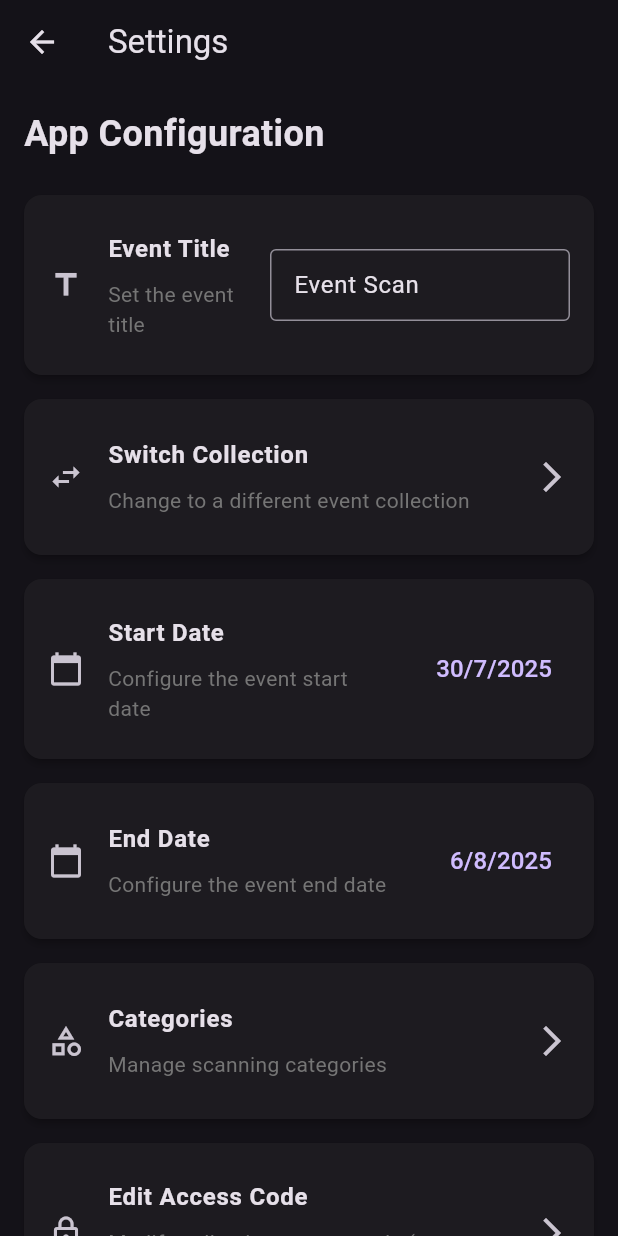
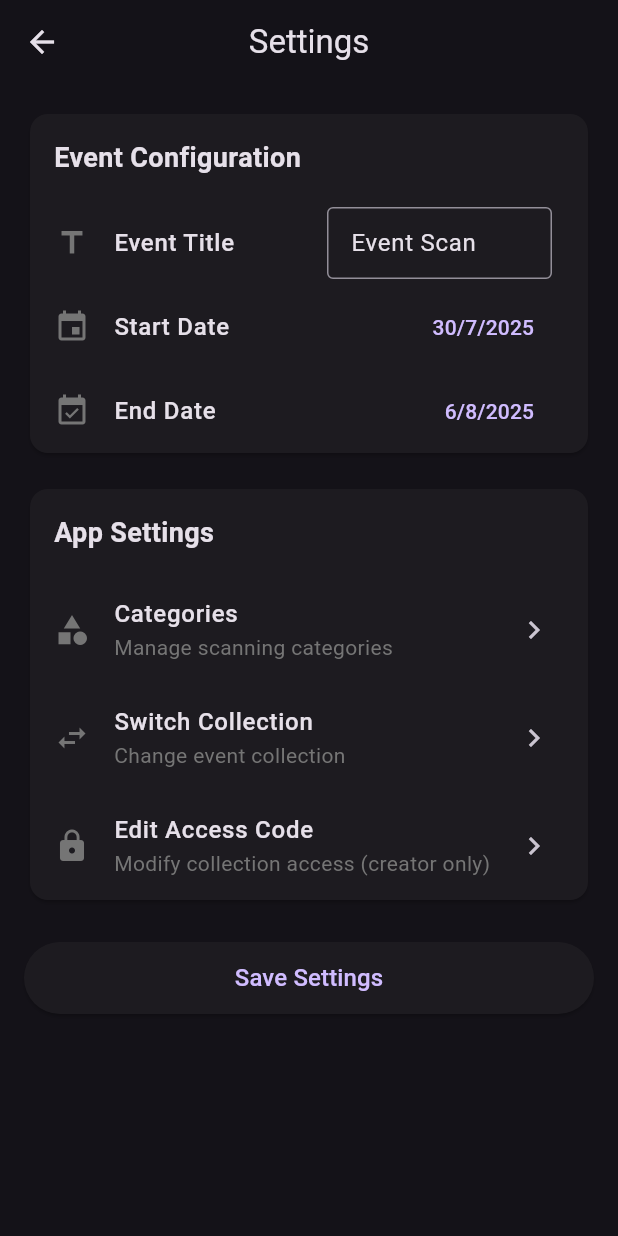
Before and after one commit to jeryjs/Event_Scan, a Flutter app: the SettingsScreen screen opened directly, on a phone screen of 412 x 824 dp. Run offline on Flutter 3.47's test engine with Material 3 defaults, Android fonts, the phone set to English and light mode, and no system bars; our stand-ins replace audioplayers, cloud_firestore, file_picker, firebase_core, flutter_colorpicker, flutter_slidable and 2 more; missing offline and left inert: excel, flutter_iconpicker, mobile_scanner; accounts and stored records are empty.

Commit message:
refactor: improve settings UI with consistent card layout and enhanced tile component

```diff
--- a/lib/screens/settings/settings_screen.dart
+++ b/lib/screens/settings/settings_screen.dart
@@ -122,39 +122,19 @@ class _SettingsScreenState extends State<SettingsScreen> {
     }
   }
 
-  Widget _buildSettingCard({
+  Widget _buildSettingTile({
     required String title,
-    required String subtitle,
+    String? subtitle,
     required Widget trailing,
     VoidCallback? onTap,
-    Widget? leading,
+    IconData? icon,
   }) {
-    return Card(
-      elevation: 2,
-      margin: const EdgeInsets.symmetric(vertical: 8, horizontal: 16),
-      child: ListTile(
-        contentPadding: const EdgeInsets.all(16),
-        leading: leading,
-        title: Text(
-          title,
-          style: const TextStyle(
-            fontWeight: FontWeight.bold,
-            fontSize: 16,
-          ),
-        ),
-        subtitle: Padding(
-          padding: const EdgeInsets.only(top: 8),
-          child: Text(
-            subtitle,
-            style: TextStyle(
-              color: Colors.grey[600],
-              fontSize: 14,
-            ),
-          ),
-        ),
+    return ListTile(
+      leading: icon != null ? Icon(icon, color: Colors.grey[600]) : null,
+      title: Text(title, style: const TextStyle(fontWeight: FontWeight.w500)),
+      subtitle: subtitle != null ? Text(subtitle, style: TextStyle(color: Colors.grey[600])) : null,
       trailing: trailing,
       onTap: onTap,
-      ),
     );
   }
 
@@ -163,32 +143,27 @@ class _SettingsScreenState extends State<SettingsScreen> {
     return Scaffold(
       appBar: AppBar(
         title: const Text('Settings'),
-        elevation: 0,
+        centerTitle: true,
       ),
       body: _isLoading
           ? const Center(child: CircularProgressIndicator())
-          : CustomScrollView(
-              slivers: [
-                const SliverToBoxAdapter(
-                  child: Padding(
+          : ListView(
+              padding: const EdgeInsets.all(16),
+              children: [
+                // Event Configuration
+                Card(
+                  child: Column(
+                    crossAxisAlignment: CrossAxisAlignment.start,
+                    children: [
+                      const Padding(
                         padding: EdgeInsets.all(16),
-                    child: Text(
-                      'App Configuration',
-                      style: TextStyle(
-                        fontSize: 24,
-                        fontWeight: FontWeight.bold,
+                        child: Text('Event Configuration', style: TextStyle(fontSize: 18, fontWeight: FontWeight.bold)),
                       ),
-                    ),
-                  ),
-                ),
-                SliverList(
-                  delegate: SliverChildListDelegate([
-                    _buildSettingCard(
+                      _buildSettingTile(
                         title: 'Event Title',
-                      subtitle: 'Set the event title',
-                      leading: const Icon(Icons.title),
+                        icon: Icons.title,
                         trailing: SizedBox(
-                        width: 200,
+                          width: 150,
                           child: TextField(
                             controller: _eventTitleController,
                             decoration: const InputDecoration(
@@ -198,93 +173,80 @@ class _SettingsScreenState extends State<SettingsScreen> {
                           ),
                         ),
                       ),
-                    _buildSettingCard(
+                      _buildSettingTile(
+                        title: 'Start Date',
+                        icon: Icons.event,
+                        trailing: TextButton(
+                          onPressed: () => _selectStartDate(context),
+                          child: Text(_startDate != null ? '${_startDate!.day}/${_startDate!.month}/${_startDate!.year}' : 'Select'),
+                        ),
+                      ),
+                      _buildSettingTile(
+                        title: 'End Date',
+                        icon: Icons.event_available,
+                        trailing: TextButton(
+                          onPressed: () => _selectEndDate(context),
+                          child: Text(_endDate != null ? '${_endDate!.day}/${_endDate!.month}/${_endDate!.year}' : 'Select'),
+                        ),
+                      ),
+                    ],
+                  ),
+                ),
+
+                const SizedBox(height: 16),
+
+                // App Settings
+                Card(
+                  child: Column(
+                    crossAxisAlignment: CrossAxisAlignment.start,
+                    children: [
+                      const Padding(
+                        padding: EdgeInsets.all(16),
+                        child: Text('App Settings', style: TextStyle(fontSize: 18, fontWeight: FontWeight.bold)),
+                      ),
+                      _buildSettingTile(
+                        title: 'Categories',
+                        subtitle: 'Manage scanning categories',
+                        icon: Icons.category,
+                        trailing: const Icon(Icons.chevron_right),
+                        onTap: () => showDialog(
+                          context: context,
+                          builder: (context) => const ManageCategoriesDialog(),
+                        ).then((_) => setState(() {})),
+                      ),
+                      _buildSettingTile(
                         title: 'Switch Collection',
-                      subtitle: 'Change to a different event collection',
-                      leading: const Icon(Icons.swap_horiz),
-                      trailing: const Icon(Icons.arrow_forward_ios),
+                        subtitle: 'Change event collection',
+                        icon: Icons.swap_horiz,
+                        trailing: const Icon(Icons.chevron_right),
                         onTap: _switchCollection,
                       ),
-                    _buildSettingCard(
-                      title: 'Start Date',
-                      subtitle: 'Configure the event start date',
-                      leading: const Icon(Icons.calendar_today),
-                      trailing: TextButton(
-                        onPressed: () => _selectStartDate(context),
-                        child: Text(
-                          _startDate != null
-                              ? '${_startDate!.day}/${_startDate!.month}/${_startDate!.year}'
-                              : 'Select',
-                          style: const TextStyle(fontSize: 16),
+                      _buildSettingTile(
+                        title: 'Edit Access Code',
+                        subtitle: 'Modify collection access (creator only)',
+                        icon: Icons.lock,
+                        trailing: const Icon(Icons.chevron_right),
+                        onTap: _editAccessCode,
+                      ),
+                    ],
                   ),
                 ),
+
+                const SizedBox(height: 24),
+
+                // Save Button
+                SizedBox(
+                  width: double.infinity,
+                  height: 48,
+                  child: ElevatedButton(
+                    onPressed: _isSaving ? null : () async {
+                      await _saveSettings();
+                      if (mounted) Navigator.popUntil(context, (route) => route.isFirst);
+                    },
+                    child: _isSaving
+                        ? const SizedBox(height: 20, width: 20, child: CircularProgressIndicator(strokeWidth: 2))
+                        : const Text('Save Settings', style: TextStyle(fontSize: 16)),
                   ),
-                    _buildSettingCard(
-                      title: 'End Date',
-                      subtitle: 'Configure the event end date',
-                      leading: const Icon(Icons.calendar_today),
-                      trailing: TextButton(
-                        onPressed: () => _selectEndDate(context),
-                        child: Text(
-                          _endDate != null
-                              ? '${_endDate!.day}/${_endDate!.month}/${_endDate!.year}'
-                              : 'Select',
-                          style: const TextStyle(fontSize: 16),
-                        ),
-                      ),
-                    ),
-                    _buildSettingCard(
-                      title: 'Categories',
-                      subtitle: 'Manage scanning categories',
-                      leading: const Icon(Icons.category_outlined),
-                      trailing: const Icon(Icons.arrow_forward_ios),
-                      onTap: () {
-                        showDialog(
-                          context: context,
-                          builder: (context) => const ManageCategoriesDialog(),
-                        ).then((_) {
-                          setState(() {}); // Refresh settings screen if needed
-                        });
-                      },
-                    ),
-                    _buildSettingCard(
-                      title: 'Edit Access Code',
-                      subtitle: 'Modify collection access code (creator only)',
-                      leading: const Icon(Icons.lock_outline),
-                      trailing: const Icon(Icons.arrow_forward_ios),
-                      onTap: _editAccessCode,
-                    ),
-                    const SizedBox(height: 20),
-                    Padding(
-                      padding: const EdgeInsets.symmetric(horizontal: 16),
-                      child: ElevatedButton(
-                        onPressed: _isSaving
-                            ? null
-                            : () async {
-                                final navigator = Navigator.of(context);
-                                await _saveSettings();
-                                if (mounted) {
-                                  navigator.popUntil((route) => route.isFirst);
-                                }
-                              },
-                        style: ElevatedButton.styleFrom(
-                          padding: const EdgeInsets.all(16),
-                          shape: RoundedRectangleBorder(
-                            borderRadius: BorderRadius.circular(12),
-                          ),
-                        ),
-                        child: _isSaving
-                            ? const CircularProgressIndicator(
-                                valueColor:
-                                    AlwaysStoppedAnimation<Color>(Colors.white),
-                              )
-                            : const Text(
-                                'Save Settings',
-                                style: TextStyle(fontSize: 16),
-                              ),
-                      ),
-                    ),
-                  ]),
                 ),
               ],
             ),
```
Lines whose indentation alone changed are shown as unchanged.
